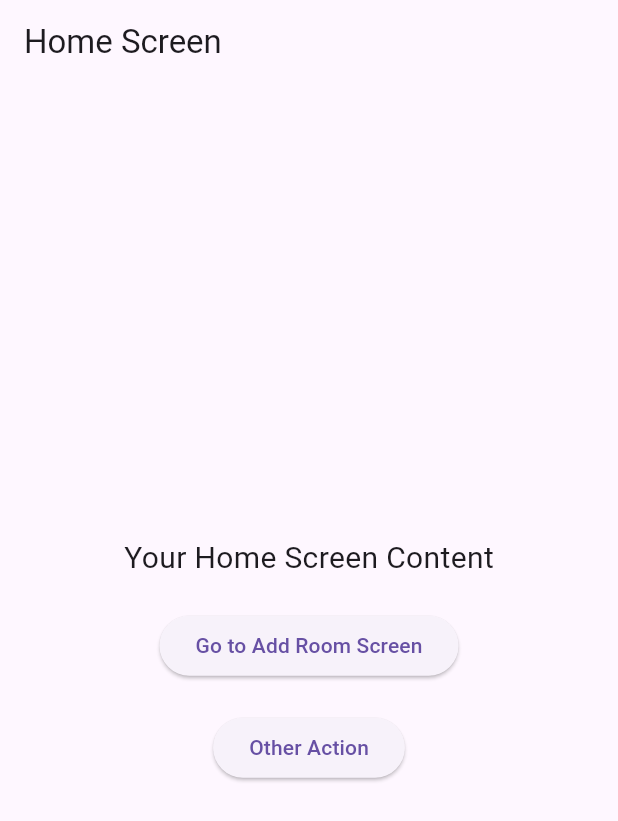
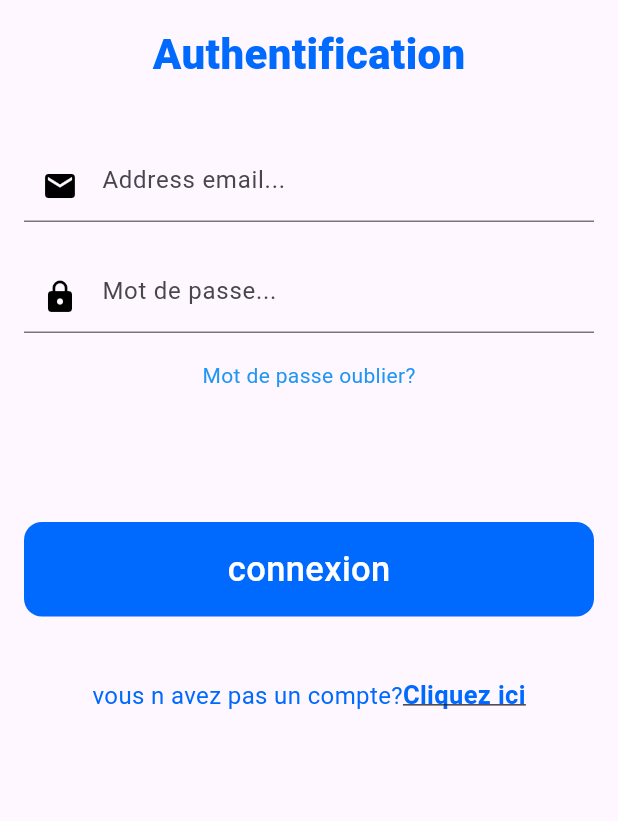
Before and after one commit to aymanDak/HotelFlutter, a Flutter app: the screen it shows after launch, on a phone screen of 412 x 824 dp. Shown: the top 821 px of the screen. Run offline on Flutter 3.47's test engine with Material 3 defaults, Android fonts, the phone set to English and light mode, and no system bars; our stand-ins replace cloud_firestore, firebase_auth, firebase_core, firebase_storage, image_picker; accounts and stored records are empty.

Commit message:
Move changes to new branch

```diff
--- /dev/null
+++ b/lib/loginA.dart
@@ -0,0 +1,131 @@
+import 'package:firebase_auth/firebase_auth.dart';
+import 'package:flutter/gestures.dart';
+import 'package:flutter/material.dart';
+import 'package:hotelflutter/add_room_widget.dart';
+import 'package:hotelflutter/home_screen.dart';
+import 'package:hotelflutter/inscrire.dart';
+
+class logA extends StatefulWidget {
+  const logA({Key? key}) : super(key: key);
+
+  @override
+  State<logA> createState() => _logAState();
+}
+
+class _logAState extends State<logA> {
+  static Future<User?> login({required String email, required String password, required BuildContext context}) async {
+    FirebaseAuth auth = FirebaseAuth.instance;
+    User? user;
+    try {
+      UserCredential userCredential = await auth.signInWithEmailAndPassword(email: email, password: password);
+      user = userCredential.user;
+    } on FirebaseAuthException catch (e) {
+      if (e.code == "user-not-found") {
+        print("No User found for that email");
+      }
+    }
+    return user;
+  }
+
+  @override
+  Widget build(BuildContext context) {
+    TextEditingController emailcontr = TextEditingController();
+    TextEditingController passcontr = TextEditingController();
+    return Material(
+      child: Scaffold(
+        body: SingleChildScrollView(
+          child: Padding(
+            padding: const EdgeInsets.all(16.0),
+            child: Column(
+              mainAxisAlignment: MainAxisAlignment.center,
+              children: [
+                const Text(
+                  "Authentification",
+                  style: TextStyle(
+                    color: Color(0xFF0069FE),
+                    fontSize: 28.0,
+                    fontWeight: FontWeight.w900,
+                  ),
+                ),
+                const SizedBox(height: 44.0),
+                TextField(
+                  controller: emailcontr,
+                  keyboardType: TextInputType.emailAddress,
+                  decoration: const InputDecoration(
+                    hintText: "Address email...",
+                    prefixIcon: Icon(Icons.mail, color: Colors.black),
+                  ),
+                ),
+                const SizedBox(height: 26),
+                TextField(
+                  controller: passcontr,
+                  obscureText: true,
+                  decoration: InputDecoration(
+                    hintText: "Mot de passe...",
+                    prefixIcon: Icon(Icons.lock, color: Colors.black),
+                  ),
+                ),
+                const SizedBox(
+                  height: 18,
+                ),
+                const Text(
+                  "Mot de passe oublier?",
+                  style: TextStyle(color: Colors.blue),
+                  textAlign: TextAlign.start,
+                ),
+                const SizedBox(height: 88),
+                Container(
+                  width: double.infinity,
+                  child: RawMaterialButton(
+                    fillColor: const Color(0xFF0069FE),
+                    elevation: 0.0,
+                    padding: const EdgeInsets.symmetric(vertical: 15.0),
+                    shape: RoundedRectangleBorder(borderRadius: BorderRadius.circular(12.0)),
+                    onPressed: () async {
+                      User? user = await login(email: emailcontr.text, password: passcontr.text, context: context);
+                      if (user != null) {
+                        Navigator.of(context).pushReplacement(MaterialPageRoute(builder: (context) => AddRoomWidget()));
+                      }
+                    },
+                    child: const Text(
+                      "connexion",
+                      style: TextStyle(
+                        color: Colors.white,
+                        fontSize: 23,
+                        fontWeight: FontWeight.w500,
+                      ),
+                    ),
+                  ),
+                ),
+                const SizedBox(height: 40),
+                Text.rich(
+                  TextSpan(
+                    text: 'vous n avez pas un compte?',
+                    style: TextStyle(
+                      color: Color(0xFF0069FE),
+                      fontSize: 16,
+                    ),
+                    children: <TextSpan>[
+                      TextSpan(
+                        text: 'Cliquez ici',
+                        style: TextStyle(
+                          fontSize: 17,
+                          fontWeight: FontWeight.bold,
+                          decoration: TextDecoration.underline,
+                        ),
+                        recognizer: TapGestureRecognizer()
+                          ..onTap = () {
+                            Navigator.of(context).pushReplacement(MaterialPageRoute(builder: (context) => inscrire()));
+                          },
+                      ),
+                    ],
+                  ),
+                ),
+              ],
+            ),
+          ),
+        ),
+      ),
+    );
+  }
+}
--- a/lib/main.dart
+++ b/lib/main.dart
@@ -1,74 +1,30 @@
+import 'dart:math';
+
 import 'package:flutter/material.dart';
-import 'add_room_widget.dart';
+import 'package:hotelflutter/add_room_widget.dart';
+import 'package:hotelflutter/firebase_options.dart';
+import 'package:firebase_core/firebase_core.dart';
+import 'package:hotelflutter/home_screen.dart';
+import 'package:hotelflutter/loginA.dart';
 
-void main() {
-  runApp(MyApp());
+Future<void> main() async {
+  WidgetsFlutterBinding.ensureInitialized();
+  await Firebase.initializeApp(options: DefaultFirebaseOptions.currentPlatform);
+  runApp(MaterialApp(
+   // home: AddRoomWidget(), // Wrap AddRoomWidget with MaterialApp
+    //home: HomeScreen(),
+    home: logA(),
+  ));
 }
 
+
 class MyApp extends StatelessWidget {
+  const MyApp({super.key});
+
   @override
   Widget build(BuildContext context) {
     return MaterialApp(
-      title: 'Your App Name',
-      theme: ThemeData(
-        primarySwatch: Colors.blue,
-      ),
-      routes: {
-        '/': (context) => HomeScreen(),
-        '/add_room': (context) => AddRoomScreen(),
-      },
+      //home: AddRoomWidget(),
     );
   }
 }
-
-class HomeScreen extends StatelessWidget {
-  @override
-  Widget build(BuildContext context) {
-    return Scaffold(
-      appBar: AppBar(
-        title: Text('Home Screen'),
-      ),
-      body: Center(
-        child: Column(
-          mainAxisAlignment: MainAxisAlignment.center,
-          children: [
-            Text(
-              'Your Home Screen Content',
-              style: TextStyle(fontSize: 20),
-            ),
-            SizedBox(height: 20),
-            ElevatedButton(
-              onPressed: () {
-                    Navigator.pushNamed(context, '/add_room');
-
-              },
-              child: Text('Go to Add Room Screen'),
-            ),
-            SizedBox(height: 20),
-            ElevatedButton(
-              onPressed: () {
-                // You can add more actions here or navigate to other pages
-              },
-              child: Text('Other Action'),
-            ),
-          ],
-        ),
-      ),
-    );
-  }
-}
-
-class AddRoomScreen extends StatelessWidget {
-  @override
-  Widget build(BuildContext context) {
-    return Scaffold(
-      appBar: AppBar(
-        title: Text('Add Room'),
-      ),
-      body: Padding(
-        padding: const EdgeInsets.all(16.0),
-        child: AddRoomWidget(),
-      ),
-    );
-  }
-}
```
Also changed, not shown: lib/add_room_widget.dart (+154 -17 lines), lib/database.dart (added, +81 -0 lines), lib/home_screen.dart (added, +82 -0 lines), lib/inscrire.dart (added, +168 -0 lines), lib/firebase_options.dart (added), 5 other files.
